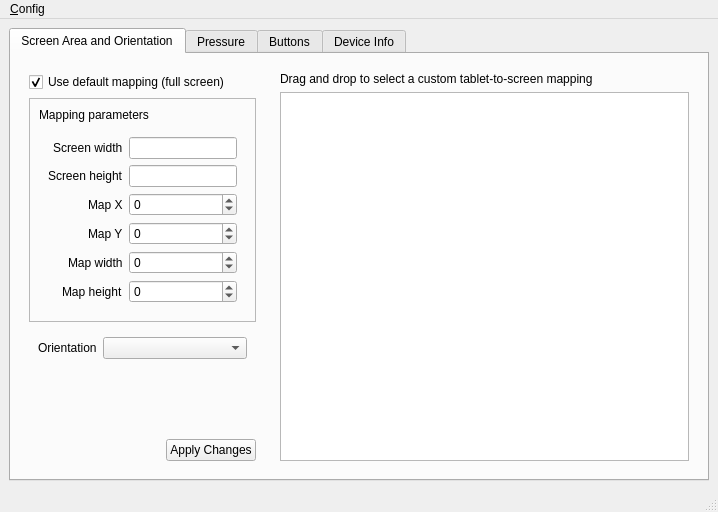
Qt form main.ui (jlam55555/veikk-linux-driver-gui) before a commit.
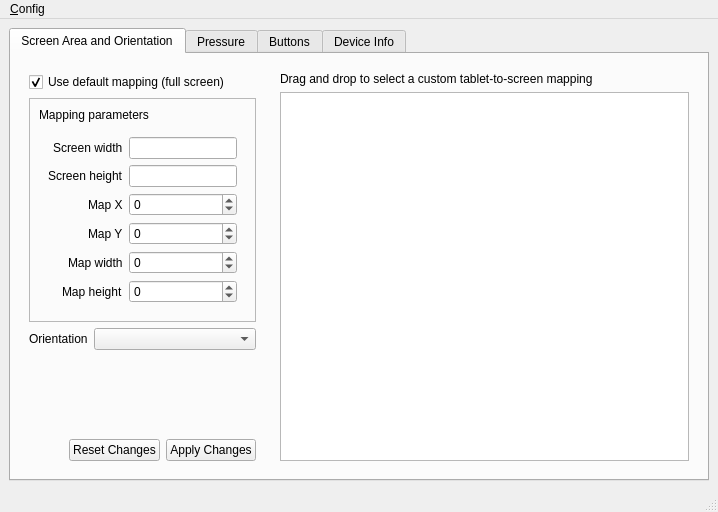
The same form after that commit.

Commit message: Updated targeted config export logic

The edit to the form file:
```diff
--- a/main.ui
+++ b/main.ui
@@ -210,6 +210,18 @@
               </sizepolicy>
              </property>
              <layout class="QFormLayout" name="formLayout_2">
+              <property name="leftMargin">
+               <number>0</number>
+              </property>
+              <property name="topMargin">
+               <number>0</number>
+              </property>
+              <property name="rightMargin">
+               <number>0</number>
+              </property>
+              <property name="bottomMargin">
+               <number>0</number>
+              </property>
               <item row="1" column="0">
                <widget class="QLabel" name="label_9">
                 <property name="text">
@@ -236,21 +248,9 @@
              </property>
             </spacer>
            </item>
-           <item>
-            <widget class="QWidget" name="widget" native="true">
-             <property name="sizePolicy">
-              <sizepolicy hsizetype="Preferred" vsizetype="Preferred">
-               <horstretch>0</horstretch>
-               <verstretch>0</verstretch>
-              </sizepolicy>
-             </property>
-             <property name="layoutDirection">
-              <enum>Qt::RightToLeft</enum>
-             </property>
+           <item alignment="Qt::AlignRight">
+            <widget class="QWidget" name="horizontalWidget" native="true">
              <layout class="QHBoxLayout" name="horizontalLayout_2">
-              <property name="sizeConstraint">
-               <enum>QLayout::SetFixedSize</enum>
-              </property>
               <property name="leftMargin">
                <number>0</number>
               </property>
@@ -263,8 +263,8 @@
               <property name="bottomMargin">
                <number>0</number>
               </property>
-              <item>
-               <widget class="QPushButton" name="pushButton">
+              <item alignment="Qt::AlignRight">
+               <widget class="QPushButton" name="reset_screen_changes">
                 <property name="sizePolicy">
                  <sizepolicy hsizetype="Fixed" vsizetype="Fixed">
                   <horstretch>0</horstretch>
@@ -272,22 +272,22 @@
                  </sizepolicy>
                 </property>
                 <property name="text">
-                 <string>Apply Changes</string>
+                 <string>Reset Changes</string>
                 </property>
                </widget>
               </item>
-              <item>
-               <spacer name="horizontalSpacer">
-                <property name="orientation">
-                 <enum>Qt::Horizontal</enum>
+              <item alignment="Qt::AlignRight">
+               <widget class="QPushButton" name="apply_screen_changes">
+                <property name="sizePolicy">
+                 <sizepolicy hsizetype="Fixed" vsizetype="Fixed">
+                  <horstretch>0</horstretch>
+                  <verstretch>0</verstretch>
+                 </sizepolicy>
                 </property>
-                <property name="sizeHint" stdset="0">
-                 <size>
-                  <width>40</width>
-                  <height>20</height>
-                 </size>
+                <property name="text">
+                 <string>Apply Changes</string>
                 </property>
-               </spacer>
+               </widget>
               </item>
              </layout>
             </widget>
@@ -478,14 +478,8 @@
              </property>
             </spacer>
            </item>
-           <item>
-            <widget class="QWidget" name="widget_4" native="true">
-             <property name="sizePolicy">
-              <sizepolicy hsizetype="Preferred" vsizetype="Preferred">
-               <horstretch>0</horstretch>
-               <verstretch>0</verstretch>
-              </sizepolicy>
-             </property>
+           <item alignment="Qt::AlignRight">
+            <widget class="QWidget" name="horizontalWidget" native="true">
              <layout class="QHBoxLayout" name="horizontalLayout_5">
               <item>
                <spacer name="horizontalSpacer_2">
```
Left out of the diff: 30 changed lines with no effect on the pictures. The commit also changes 2 other files.
